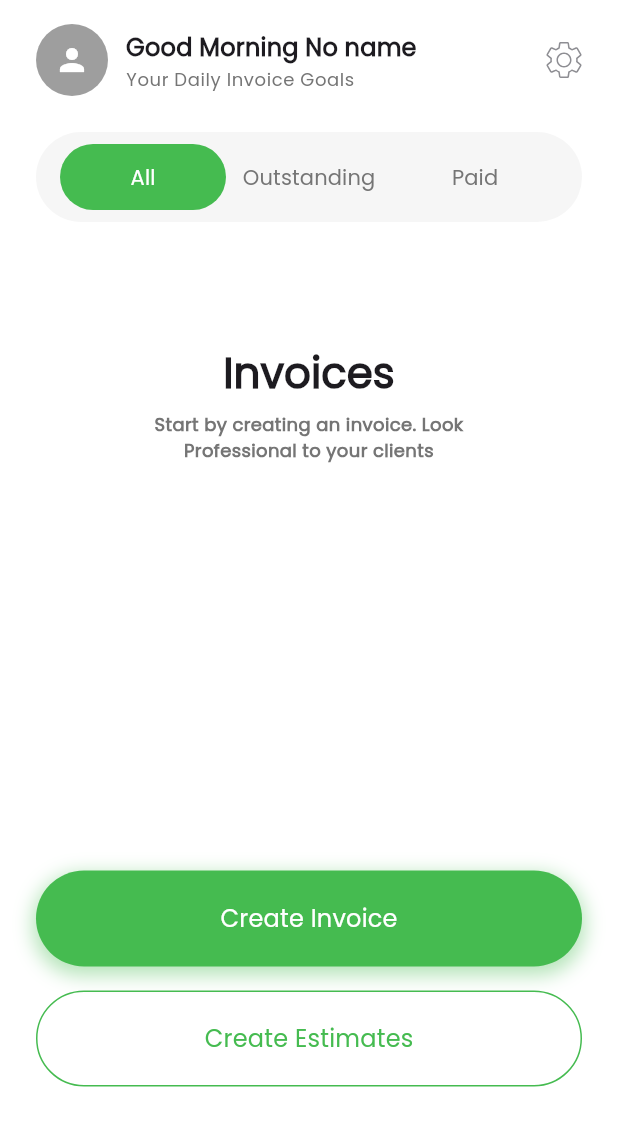
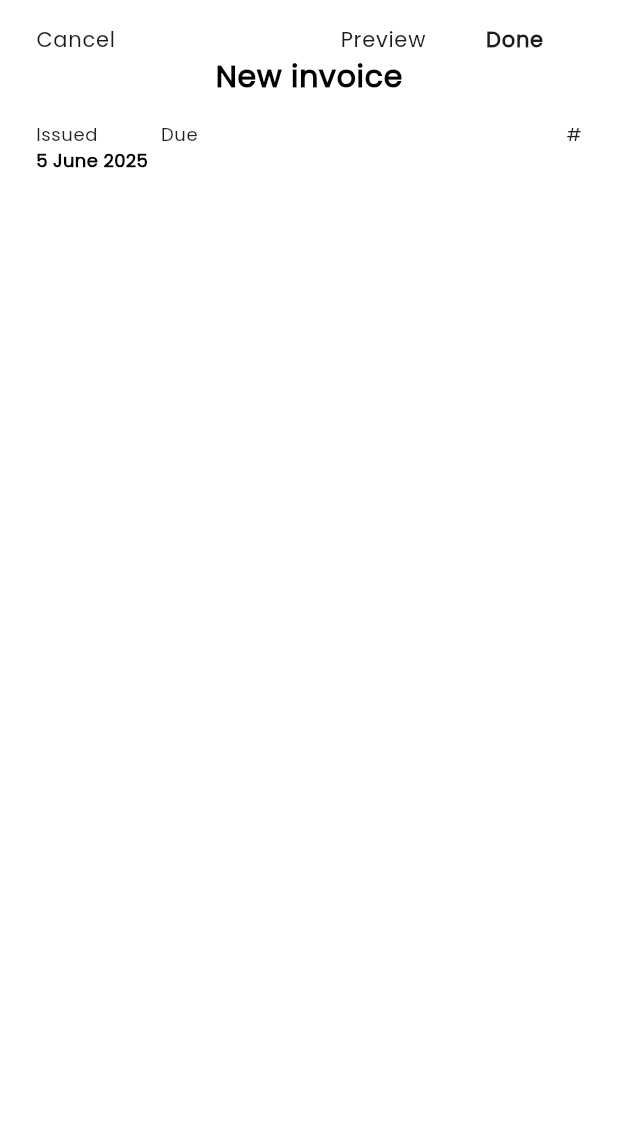
Before and after one commit to ZakSlinin/invoice_generator, a Flutter app: the DashboardScreen screen opened by its route, after a tap on "Create Invoice", on a phone screen of 412 x 824 dp. Shown: the top 1126 px of the screen. Run offline on Flutter 3.47's test engine with Material 3 defaults, Android fonts, the phone set to English and light mode, and no system bars; our stand-ins replace auto_route, flutter_bloc, flutter_svg, get_it, image_picker, permission_handler and 1 more; accounts and stored records are empty.

Commit message:
feat: new invoice screen

```diff
--- a/lib/core/router/app_router.dart
+++ b/lib/core/router/app_router.dart
@@ -1,5 +1,6 @@
 import 'package:auto_route/auto_route.dart';
 import 'package:invoice_generator/features/dashboard/screens/dashboard_screen.dart';
+import 'package:invoice_generator/features/new_invoice/screens/new_invoice_screen.dart';
 import 'package:invoice_generator/features/onboarding/screens/add_logo_screen.dart';
 import 'package:invoice_generator/features/onboarding/screens/get_started_screen.dart';
 import 'package:invoice_generator/features/onboarding/screens/welcome_to_receipts_screen.dart';
@@ -22,5 +23,6 @@ class AppRouter extends _$AppRouter {
     AutoRoute(page: YourInvoicesSafeRoute.page),
     AutoRoute(page: AddLogoRoute.page),
     AutoRoute(page: DashboardRoute.page),
+    AutoRoute(page: NewInvoiceRoute.page),
   ];
 }
--- a/lib/features/dashboard/screens/dashboard_screen.dart
+++ b/lib/features/dashboard/screens/dashboard_screen.dart
@@ -1,8 +1,10 @@
 import 'dart:math';
 
 import 'package:auto_route/annotations.dart';
+import 'package:auto_route/auto_route.dart';
 import 'package:flutter/material.dart';
 import 'package:flutter_svg/flutter_svg.dart';
+import 'package:invoice_generator/core/router/app_router.dart';
 
 @RoutePage()
 class DashboardScreen extends StatefulWidget {
@@ -211,7 +213,7 @@ class _DashboardScreenState extends State<DashboardScreen> {
                       elevation: 0,
                     ),
                     onPressed: () {
-                      // TODO: Implement Create Invoice logic
+                      context.router.push(NewInvoiceRoute());
                     },
                     child: Text(
                       'Create Invoice',
--- /dev/null
+++ b/lib/features/new_invoice/screens/new_invoice_screen.dart
@@ -0,0 +1,80 @@
+import 'package:flutter/material.dart';
+import 'package:intl/intl.dart';
+
+class NewInvoiceScreen extends StatefulWidget {
+  const NewInvoiceScreen({super.key});
+
+  @override
+  State<NewInvoiceScreen> createState() => _NewInvoiceScreenState();
+}
+
+class _NewInvoiceScreenState extends State<NewInvoiceScreen> {
+  @override
+  Widget build(BuildContext context) {
+    final textTheme = Theme.of(context).textTheme;
+    return Scaffold(
+      backgroundColor: const Color.fromRGBO(255, 255, 255, 1),
+      body: SafeArea(
+        child: Padding(
+          padding: EdgeInsets.symmetric(horizontal: 24.0, vertical: 16.0),
+          child: Column(
+            children: [
+              Row(
+                children: [
+                  InkWell(
+                    child: Text(
+                      'Cancel',
+                      style: textTheme.labelSmall?.copyWith(
+                        fontWeight: FontWeight.normal,
+                      ),
+                    ),
+                  ),
+                  SizedBox(width: 150),
+                  InkWell(
+                    child: Text(
+                      'Preview',
+                      style: textTheme.labelSmall?.copyWith(
+                        fontWeight: FontWeight.normal,
+                      ),
+                    ),
+                  ),
+                  const SizedBox(width: 40),
+                  InkWell(child: Text('Done', style: textTheme.labelSmall)),
+                ],
+              ),
+              Center(child: Text('New invoice', style: textTheme.bodyLarge)),
+              SizedBox(height: 16,),
+              Container(
+                child: Column(
+                  children: [
+                    Row(
+                      mainAxisAlignment: MainAxisAlignment.spaceBetween,
+                      children: [
+                        Row(
+                          mainAxisAlignment: MainAxisAlignment.spaceBetween,
+                            children: [
+                              Text('Issued', style: textTheme.bodySmall,),
+                              const SizedBox(width: 42,),
+                              Text('Due', style: textTheme.bodySmall,),
+                            ],
+                          ),
+                        Text('#', style: textTheme.bodySmall,),
+                      ],
+                    ),
+                    Container(
+                      child: Row(
+                        children: [
+                          Text('${DateTime.now().day} ${DateFormat.MMMM().format(DateTime.now())} ${DateTime.now().year}'),
+                        ],
+                      ),
+                    ),
+                  ],
+                ),
+              ),
+            ],
+          ),
+        ),
+      ),
+    );
+  }
+}
--- a/lib/features/onboarding/screens/add_logo_screen.dart
+++ b/lib/features/onboarding/screens/add_logo_screen.dart
@@ -80,7 +80,7 @@ class _AddLogoScreenState extends State<AddLogoScreen> {
                     children: [
                       TextButton(
                         onPressed: () {
-                          // TODO: Implement Skip logic
+                          context.router.push(const DashboardRoute());
                         },
                         child: Text('Skip', style: textTheme.labelSmall),
                       ),
--- a/lib/features/onboarding/screens/your_invoices_safe_screen.dart
+++ b/lib/features/onboarding/screens/your_invoices_safe_screen.dart
@@ -24,7 +24,7 @@ class YourInvoicesSafeScreen extends StatelessWidget {
                 children: [
                   TextButton(
                     onPressed: () {
-                      //TODO: skip logic implements
+                      context.router.push(const DashboardRoute());
                     },
                     child: Text('Skip', style: textTheme.labelSmall),
                   ),
--- a/pubspec.yaml
+++ b/pubspec.yaml
@@ -44,6 +44,7 @@ dependencies:
   flutter_bloc: ^9.1.1
   get_it: ^8.0.3
   image_picker: ^1.1.2
+  intl: ^0.20.2
 
 dev_dependencies:
   flutter_test:
```
Also changed, not shown: lib/core/router/app_router.gr.dart, pubspec.lock.
